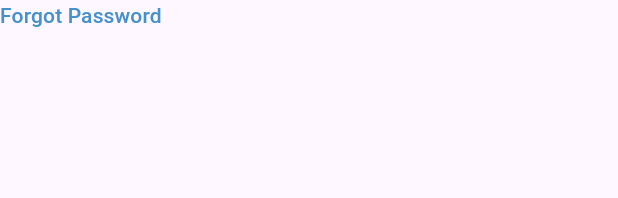
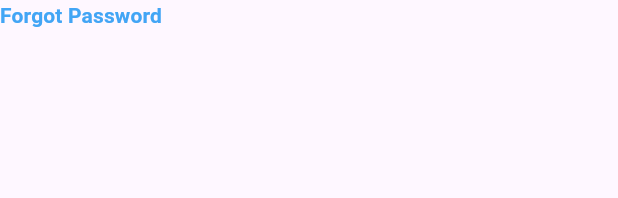
Before and after one commit to MahmoudKatr/e_commerce_app, a Flutter app: the CustomTextButton widget shown alone on an empty page, opened directly, on a phone screen of 412 x 824 dp. Shown: the top 198 px of the screen. Run offline on Flutter 3.47's test engine with Material 3 defaults, Android fonts, the phone set to English and light mode, and no system bars; our stand-ins replace font_awesome_flutter; network calls fail.

Commit message:
Some Editing IN UI✅

```diff
--- a/lib/components/custom_text_button.dart
+++ b/lib/components/custom_text_button.dart
@@ -22,7 +22,8 @@ class CustomTextButton extends StatelessWidget {
         ),
         child: Text(
           text,
-          style: TextStyle(color: Color(0xFF4591cb)),
+          style: TextStyle(
+              color: Colors.blue.shade400, fontWeight: FontWeight.bold),
         ));
   }
 }
--- a/lib/components/custom_text_field.dart
+++ b/lib/components/custom_text_field.dart
@@ -37,7 +37,7 @@ class _CustomTextFormFieldState extends State<CustomTextFormField> {
         onChanged: widget.onChanged,
         decoration: InputDecoration(
           enabledBorder: OutlineInputBorder(
-            borderSide: BorderSide(color: Colors.grey.shade500),
+            borderSide: BorderSide(color: Colors.grey.shade300),
             borderRadius: BorderRadius.circular(2),
           ),
           focusedBorder: OutlineInputBorder(
@@ -62,7 +62,7 @@ class _CustomTextFormFieldState extends State<CustomTextFormField> {
           labelText: widget.label,
           hintStyle: const TextStyle(color: Colors.grey),
           filled: true,
-          fillColor: Colors.grey[100],
+          fillColor: Colors.white,
         ),
       ),
     );
--- a/lib/views/sign_in.dart
+++ b/lib/views/sign_in.dart
@@ -21,6 +21,7 @@ class _SignInState extends State<SignIn> {
   @override
   Widget build(BuildContext context) {
     return Scaffold(
+      backgroundColor: Colors.white,
       body: Padding(
         padding: const EdgeInsets.only(top: 120, left: 20, right: 20),
         child: SingleChildScrollView(
--- a/lib/views/sign_up.dart
+++ b/lib/views/sign_up.dart
@@ -21,6 +21,7 @@ class _SignUpState extends State<SignUp> {
   @override
   Widget build(BuildContext context) {
     return Scaffold(
+      backgroundColor: Colors.white,
       body: Padding(
         padding: const EdgeInsets.only(top: 120, left: 20, right: 20),
         child: SingleChildScrollView(
```
Also changed, not shown: lib/components/social_login_button.dart (+4 -4 lines).
